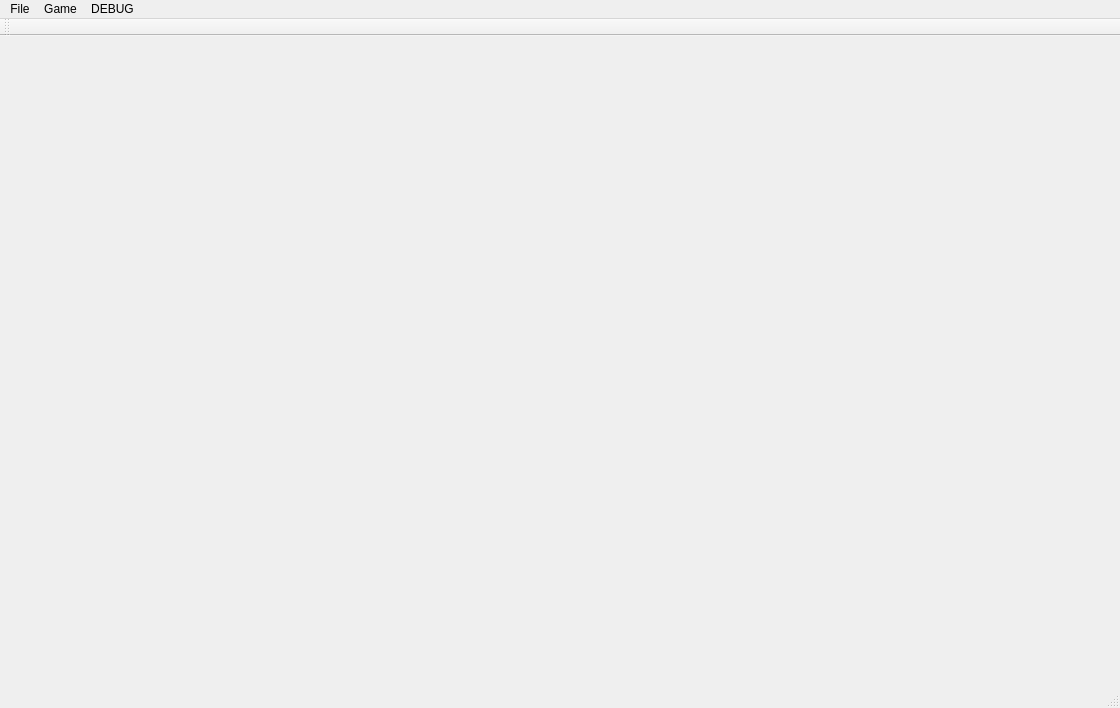
Old version of the form mainwindow.ui in the repository ORBAT/epidemic.
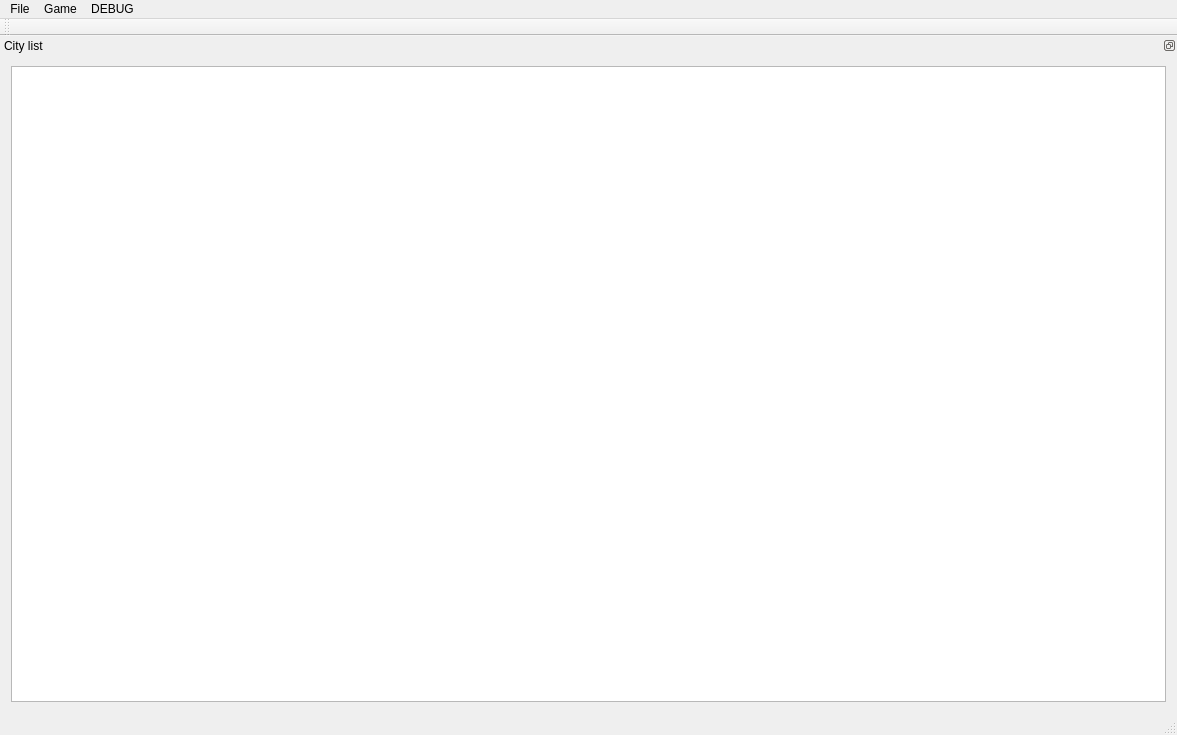
New version of the form.

Commit message: - Changed City positions from QPoint to QPointF. Dunno if this is actually all that necessary, though... - function for removing cities in CityController. The function doesn't delete anything, so it will happily leak memory if used. Meant for testing only (just need to remember to remove it...) - Started creating a custom table model for cities, mainly to stop storing city data in a trillion different places.

Diff of the .ui file:
```diff
--- a/mainwindow.ui
+++ b/mainwindow.ui
@@ -6,8 +6,8 @@
    <rect>
     <x>0</x>
     <y>0</y>
-    <width>1120</width>
-    <height>708</height>
+    <width>1177</width>
+    <height>735</height>
    </rect>
   </property>
   <property name="windowTitle">
@@ -19,7 +19,7 @@
     <rect>
      <x>0</x>
      <y>0</y>
-     <width>1120</width>
+     <width>1177</width>
      <height>21</height>
     </rect>
    </property>
@@ -55,6 +55,58 @@
    </attribute>
   </widget>
   <widget class="QStatusBar" name="statusBar"/>
+  <widget class="QDockWidget" name="dockWidget">
+   <property name="sizePolicy">
+    <sizepolicy hsizetype="MinimumExpanding" vsizetype="Preferred">
+     <horstretch>0</horstretch>
+     <verstretch>0</verstretch>
+    </sizepolicy>
+   </property>
+   <property name="minimumSize">
+    <size>
+     <width>170</width>
+     <height>103</height>
+    </size>
+   </property>
+   <property name="features">
+    <set>QDockWidget::DockWidgetFloatable|QDockWidget::DockWidgetMovable</set>
+   </property>
+   <property name="windowTitle">
+    <string>City list</string>
+   </property>
+   <attribute name="dockWidgetArea">
+    <number>1</number>
+   </attribute>
+   <widget class="QWidget" name="dockWidgetContents">
+    <layout class="QVBoxLayout" name="verticalLayout">
+     <item>
+      <widget class="QTableView" name="tableView">
+       <property name="autoScroll">
+        <bool>false</bool>
+       </property>
+       <property name="editTriggers">
+        <set>QAbstractItemView::DoubleClicked|QAbstractItemView::EditKeyPressed</set>
+       </property>
+       <property name="showDropIndicator" stdset="0">
+        <bool>false</bool>
+       </property>
+       <property name="alternatingRowColors">
+        <bool>true</bool>
+       </property>
+       <property name="selectionMode">
+        <enum>QAbstractItemView::SingleSelection</enum>
+       </property>
+       <property name="selectionBehavior">
+        <enum>QAbstractItemView::SelectRows</enum>
+       </property>
+       <property name="sortingEnabled">
+        <bool>true</bool>
+       </property>
+      </widget>
+     </item>
+    </layout>
+   </widget>
+  </widget>
   <action name="action_Quit">
    <property name="text">
     <string>&amp;Quit</string>
```
Left out of the diff: 5 changed lines with no effect on the pictures. The commit also changes 11 other files.
